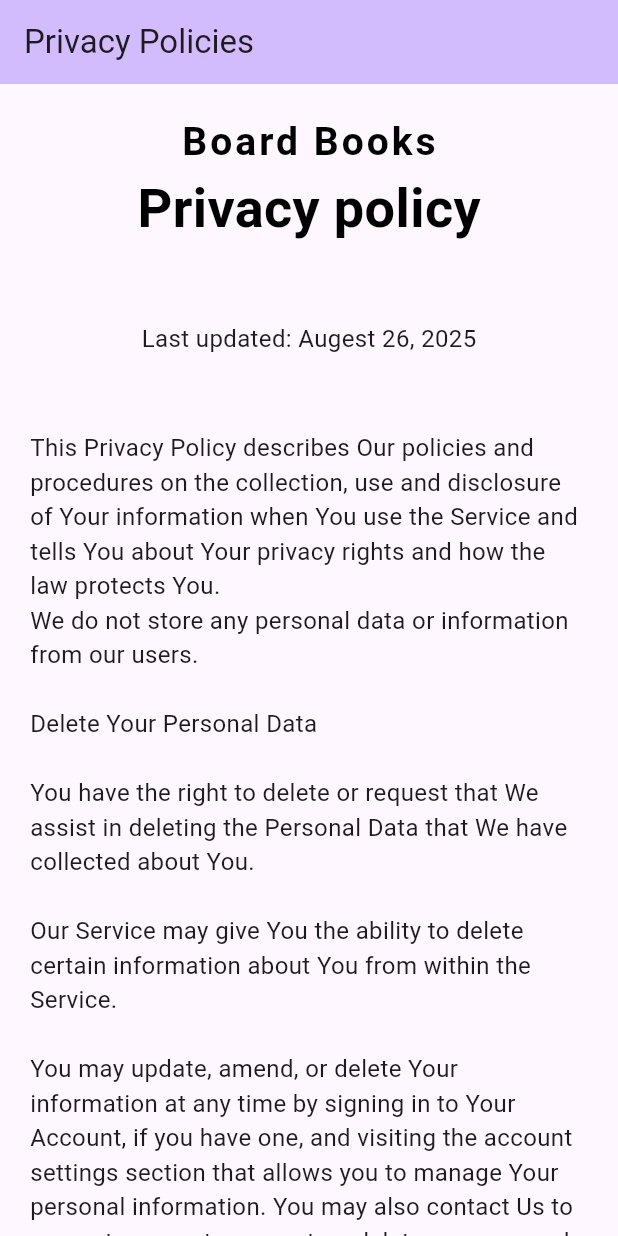
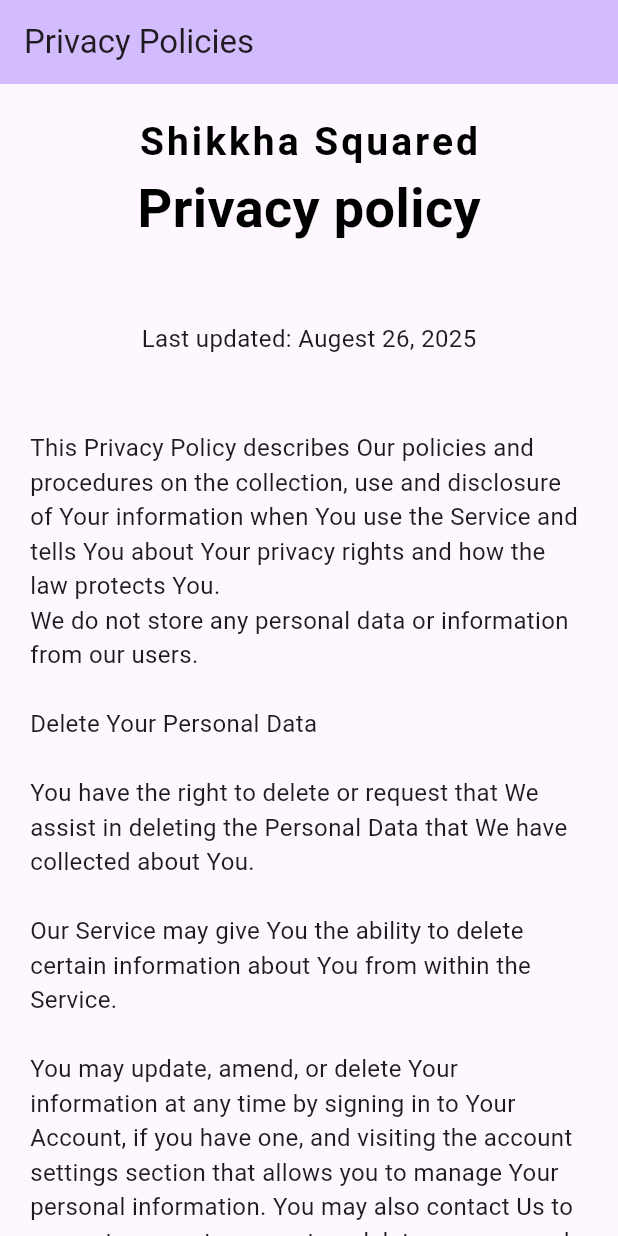
Before and after one commit to nextive-rahim/support-url-web-app, a Flutter app: the screen it shows after launch, on a phone screen of 412 x 824 dp. Run offline on Flutter 3.47's test engine with Material 3 defaults, Android fonts, the phone set to English and light mode, and no system bars.

Commit message:
chore : Initial setup for web

```diff
--- a/lib/main.dart
+++ b/lib/main.dart
@@ -12,7 +12,7 @@
   Widget build(BuildContext context) {
     return MaterialApp(
       debugShowCheckedModeBanner: false,
-      title: 'Board Books',
+      title: 'Shikkha Squared',
       theme: ThemeData(
         // This is the theme of your application.
         //
@@ -96,7 +96,7 @@
               mainAxisAlignment: MainAxisAlignment.center,
               children: <Widget>[
                 Text(
-                  'Board Books',
+                  'Shikkha Squared',
                   style: TextStyle(
                     fontSize: 26,
                     fontWeight: FontWeight.w600,
```
Also changed, not shown: 38 other files.
